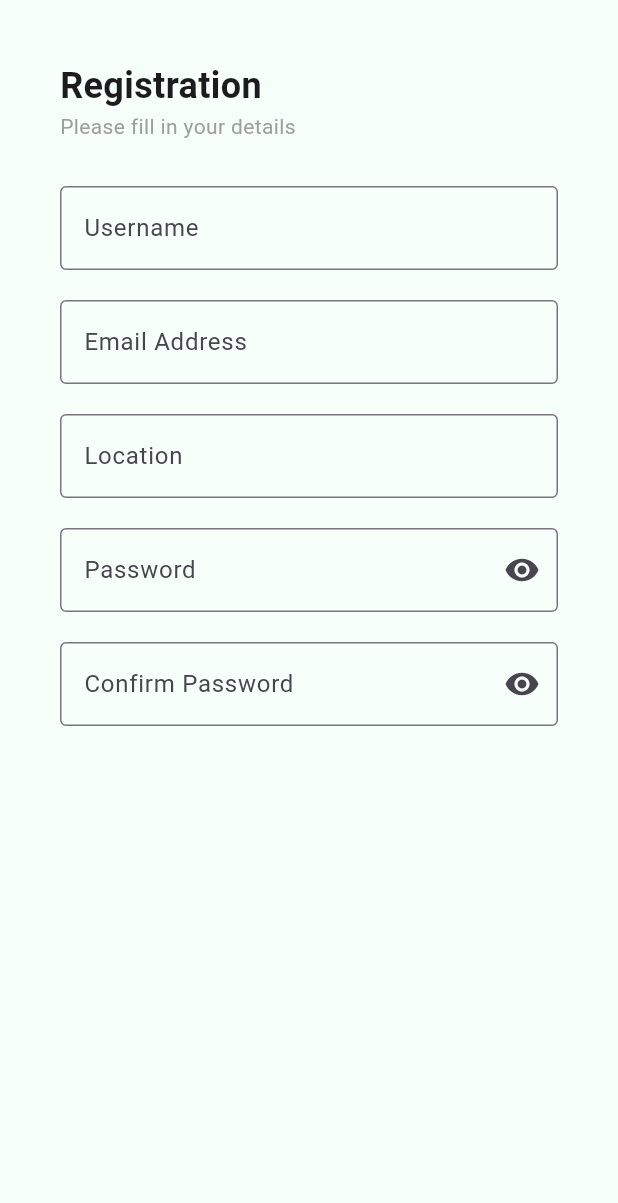
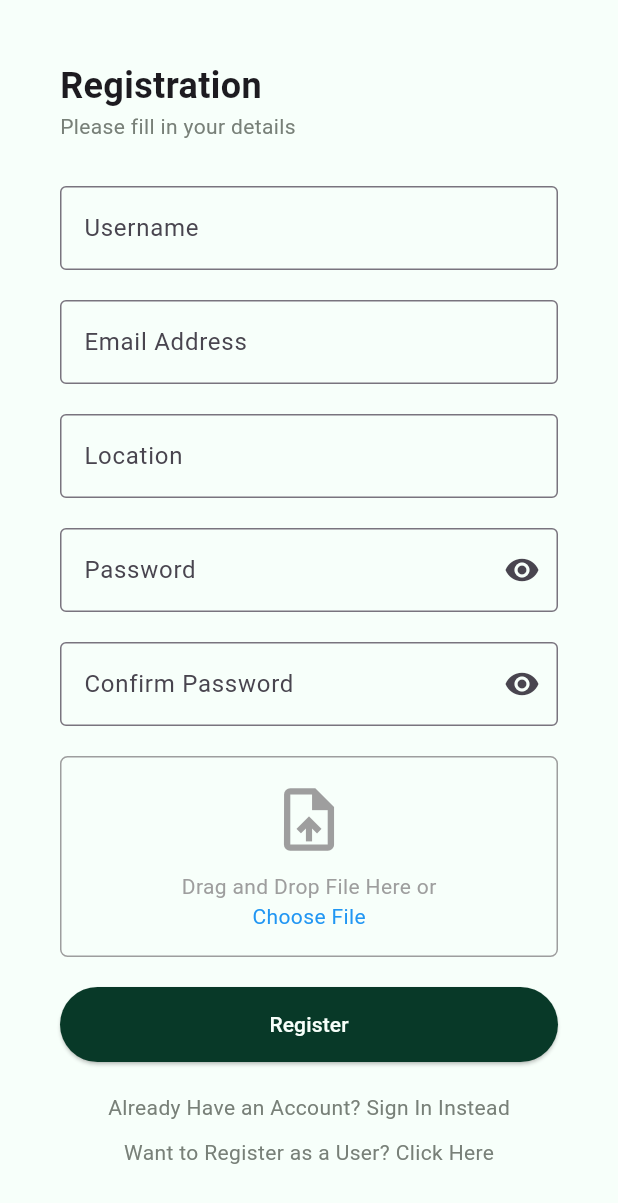
Before and after one commit to OppaiMilk/FitQuest, a Flutter app: the CoachRegister screen opened directly, on a phone screen of 412 x 824 dp. Shown: the top 1203 px of the screen. Run offline on Flutter 3.47's test engine with Material 3 defaults, Android fonts, the phone set to English and light mode, and no system bars.

Commit message:
refactoring code & register screen

```diff
--- a/lib/features/screens/booking_approval.dart
+++ b/lib/features/coach_main/screens/booking_approval.dart
@@ -1,6 +1,5 @@
+import 'package:calories_tracking/core/theme/app_theme.dart';
 import 'package:flutter/material.dart';
-
-import '../../core/theme/app_theme.dart';
 
 class CoachBookingApproval extends StatelessWidget {
   const CoachBookingApproval({super.key});
@@ -13,7 +12,8 @@ class CoachBookingApproval extends StatelessWidget {
         backgroundColor: AppTheme.primaryColor,
         title: const Text(
           'Booking Approval',
-          style: TextStyle(fontWeight: FontWeight.normal, color: AppTheme.primaryTextColor),
+          style: TextStyle(
+              fontWeight: FontWeight.normal, color: AppTheme.primaryTextColor),
         ),
       ),
       body: Padding(
--- /dev/null
+++ b/lib/features/coach_register.dart
@@ -0,0 +1,139 @@
+import 'package:calories_tracking/core/theme/app_theme.dart';
+import 'package:flutter/material.dart';
+
+class CoachRegister extends StatelessWidget {
+  const CoachRegister({super.key});
+
+  @override
+  Widget build(BuildContext context) {
+    return Scaffold(
+        backgroundColor: AppTheme.tertiaryColor,
+        body: Padding(
+            padding: const EdgeInsets.all(40),
+            child: SingleChildScrollView(
+                child: Column(
+                    crossAxisAlignment: CrossAxisAlignment.start,
+                    children: [
+                  const Text(
+                    'Registration',
+                    style: TextStyle(fontSize: 24, fontWeight: FontWeight.bold),
+                  ),
+                  const Text(
+                    'Please fill in your details',
+                    style: TextStyle(color: AppTheme.secondaryTextColor),
+                  ),
+                  const SizedBox(height: 30),
+                  const TextField(
+                    decoration: InputDecoration(
+                      labelText: 'Username',
+                      border: OutlineInputBorder(),
+                    ),
+                  ),
+                  const SizedBox(height: 20),
+                  const TextField(
+                    decoration: InputDecoration(
+                      labelText: 'Email Address',
+                      border: OutlineInputBorder(),
+                    ),
+                  ),
+                  const SizedBox(height: 20),
+                  const TextField(
+                    decoration: InputDecoration(
+                      labelText: 'Location',
+                      border: OutlineInputBorder(),
+                    ),
+                  ),
+                  const SizedBox(height: 20),
+                  const TextField(
+                    obscureText: true,
+                    decoration: InputDecoration(
+                      labelText: 'Password',
+                      border: OutlineInputBorder(),
+                      suffixIcon: Icon(Icons.visibility),
+                    ),
+                  ),
+                  const SizedBox(height: 20),
+                  const TextField(
+                    obscureText: true,
+                    decoration: InputDecoration(
+                      labelText: 'Confirm Password',
+                      border: OutlineInputBorder(),
+                      suffixIcon: Icon(Icons.visibility),
+                    ),
+                  ),
+                  const SizedBox(height: 20),
+                  SizedBox(
+                    width: double.infinity,
+                    child: Container(
+                      padding: const EdgeInsets.all(16),
+                      decoration: BoxDecoration(
+                        border: Border.all(color: Colors.grey),
+                        borderRadius: BorderRadius.circular(5),
+                      ),
+                      child: Column(
+                        children: [
+                          const Icon(Icons.upload_file,
+                              size: 50, color: Colors.grey),
+                          const SizedBox(height: 10),
+                          const Text(
+                            'Drag and Drop File Here or',
+                            style: TextStyle(color: Colors.grey),
+                          ),
+                          GestureDetector(
+                            onTap: () {
+                              // Handle file selection
+                            },
+                            child: const Text(
+                              'Choose File',
+                              style: TextStyle(color: Colors.blue),
+                            ),
+                          ),
+                        ],
+                      ),
+                    ),
+                  ),
+                  const SizedBox(height: 20),
+                  ElevatedButton(
+                    onPressed: () {
+                      print('register success');
+                    },
+                    style: ElevatedButton.styleFrom(
+                      backgroundColor: AppTheme.primaryColor,
+                      minimumSize: const Size(double.infinity, 50),
+                    ),
+                    child: const Text(
+                      'Register',
+                      style: TextStyle(color: AppTheme.primaryTextColor),
+                    ),
+                  ),
+                  const SizedBox(height: 20),
+                  Center(
+                    child: Column(
+                      children: [
+                        GestureDetector(
+                          onTap: () {
+                            print('sign in');
+                          },
+                          child: const Text(
+                            'Already Have an Account? Sign In Instead',
+                            style:
+                                TextStyle(color: AppTheme.secondaryTextColor),
+                          ),
+                        ),
+                        const SizedBox(height: 10),
+                        GestureDetector(
+                          onTap: () {
+                            print('user register');
+                          },
+                          child: const Text(
+                            'Want to Register as a User? Click Here',
+                            style:
+                                TextStyle(color: AppTheme.secondaryTextColor),
+                          ),
+                        ),
+                      ],
+                    ),
+                  ),
+                ]))));
+  }
+}
--- a/lib/features/screens/coach_register.dart
+++ /dev/null
@@ -1,64 +0,0 @@
-import 'package:flutter/material.dart';
-
-class CoachRegister extends StatelessWidget {
-  const CoachRegister({super.key});
-
-  @override
-  Widget build(BuildContext context) {
-    return const Scaffold(
-        body: Padding(
-            padding: EdgeInsets.all(40),
-            child: SingleChildScrollView(
-                child: Column(
-                    crossAxisAlignment: CrossAxisAlignment.start,
-                    children: [
-                  Text(
-                    'Registration',
-                    style: TextStyle(fontSize: 24, fontWeight: FontWeight.bold),
-                  ),
-                  Text(
-                    'Please fill in your details',
-                    style: TextStyle(color: Colors.grey),
-                  ),
-                  SizedBox(height: 30),
-                  TextField(
-                    decoration: InputDecoration(
-                      labelText: 'Username',
-                      border: OutlineInputBorder(),
-                    ),
-                  ),
-                  SizedBox(height: 20),
-                  TextField(
-                    decoration: InputDecoration(
-                      labelText: 'Email Address',
-                      border: OutlineInputBorder(),
-                    ),
-                  ),
-                  SizedBox(height: 20),
-                  TextField(
-                    decoration: InputDecoration(
-                      labelText: 'Location',
-                      border: OutlineInputBorder(),
-                    ),
-                  ),
-                  SizedBox(height: 20),
-                  TextField(
-                    obscureText: true,
-                    decoration: InputDecoration(
-                      labelText: 'Password',
-                      border: OutlineInputBorder(),
-                      suffixIcon: Icon(Icons.visibility),
-                    ),
-                  ),
-                  SizedBox(height: 20),
-                  TextField(
-                    obscureText: true,
-                    decoration: InputDecoration(
-                      labelText: 'Confirm Password',
-                      border: OutlineInputBorder(),
-                      suffixIcon: Icon(Icons.visibility),
-                    ),
-                  ),
-                ]))));
-  }
-}
--- a/lib/main.dart
+++ b/lib/main.dart
@@ -1,7 +1,8 @@
+import 'package:calories_tracking/features/coach_register.dart';
 import 'package:flutter/material.dart';
 
 import 'core/theme/app_theme.dart';
-import 'features/screens/coach_homepage.dart';
+import 'features/coach_main/screens/coach_homepage.dart';
 
 void main() {
   runApp(const MyApp());
@@ -15,7 +16,7 @@ class MyApp extends StatelessWidget {
     return MaterialApp(
       title: 'FitQuest',
       theme: AppTheme.lightTheme,
-      home: const CoachHomePage(),
+      home: const CoachRegister(),
     );
   }
 }
```
Also changed, not shown: lib/features/coach_main/models/booking.dart (added, +21 -0 lines), lib/features/coach_main/repositories/booking_repositories.dart (added, +38 -0 lines), lib/features/coach_main/screens/coach_homepage.dart (added, +122 -0 lines), lib/features/models/coach.dart (deleted, +0 -23 lines), lib/features/repositories/coach_repository.dart (deleted, +0 -142 lines), lib/features/screens/coach_homepage.dart (deleted, +0 -109 lines), lib/features/coach_main/widgets/bottom_navigation.dart (renamed from lib/features/widgets/bottom_navigation.dart), 1 other file.
